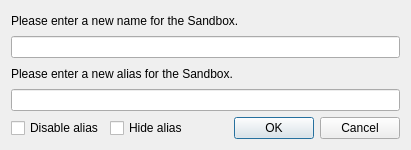
First picture: the form in SandboxiePlus/SandMan/Forms/RenameSandboxDialog.ui, repository sandboxie-plus/Sandboxie, before the edit.
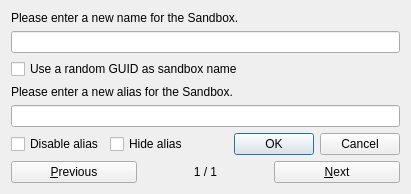
Second picture: the form after the edit.

Commit message:
Add batch rename and local GUID name controls
Edit sandbox names and aliases with draft navigation and per-dialog GUID controls.

Preserve sandbox identity across saves and distinguish pending operations from size scans.

Document the controls in 1.19.1 and correct the alias display default description.

The edit to the form file:
```diff
--- a/SandboxiePlus/SandMan/Forms/RenameSandboxDialog.ui
+++ b/SandboxiePlus/SandMan/Forms/RenameSandboxDialog.ui
@@ -42,6 +42,16 @@
      <item row="1" column="0" colspan="3">
       <widget class="QLineEdit" name="txtBoxName"/>
      </item>
+     <item row="2" column="0" colspan="3">
+      <widget class="QCheckBox" name="chkGuidName">
+       <property name="text">
+        <string>Use a random GUID as sandbox name</string>
+       </property>
+       <property name="toolTip">
+        <string>Generate a new GUID. A non-GUID name can be copied to the alias field. Uncheck to restore the previous name; alias edits are kept.</string>
+       </property>
+      </widget>
+     </item>
     </layout>
    </item>
    <item>
@@ -85,6 +95,60 @@
      </item>
     </layout>
    </item>
+   <item>
+    <widget class="QWidget" name="widgetNavigation" native="true">
+     <layout class="QHBoxLayout" name="horizontalLayoutNavigation">
+      <property name="leftMargin">
+       <number>0</number>
+      </property>
+      <property name="topMargin">
+       <number>0</number>
+      </property>
+      <property name="rightMargin">
+       <number>0</number>
+      </property>
+      <property name="bottomMargin">
+       <number>0</number>
+      </property>
+      <item>
+       <widget class="QPushButton" name="btnPrevious">
+        <property name="text">
+         <string>&amp;Previous</string>
+        </property>
+        <property name="autoDefault">
+         <bool>false</bool>
+        </property>
+        <property name="toolTip">
+         <string>Keep edits as a draft and show the previous sandbox. Drafts are saved on the final OK.</string>
+        </property>
+       </widget>
+      </item>
+      <item>
+       <widget class="QLabel" name="lblPosition">
+        <property name="text">
+         <string notr="true">1 / 1</string>
+        </property>
+        <property name="alignment">
+         <set>Qt::AlignCenter</set>
+        </property>
+       </widget>
+      </item>
+      <item>
+       <widget class="QPushButton" name="btnNext">
+        <property name="text">
+         <string>&amp;Next</string>
+        </property>
+        <property name="autoDefault">
+         <bool>false</bool>
+        </property>
+        <property name="toolTip">
+         <string>Keep edits as a draft and show the next sandbox. Drafts are saved on the final OK.</string>
+        </property>
+       </widget>
+      </item>
+     </layout>
+    </widget>
+   </item>
   </layout>
  </widget>
  <tabstops>
```
Left out of the diff: 3 changed lines with no effect on the pictures. The commit also changes 9 other files.
